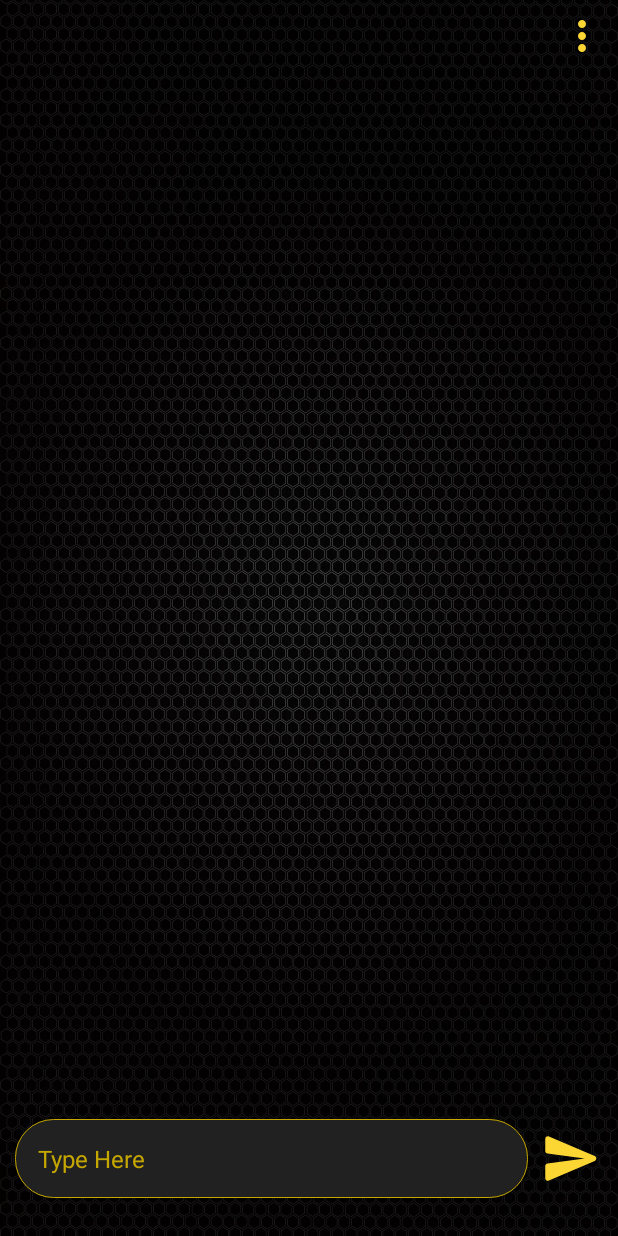
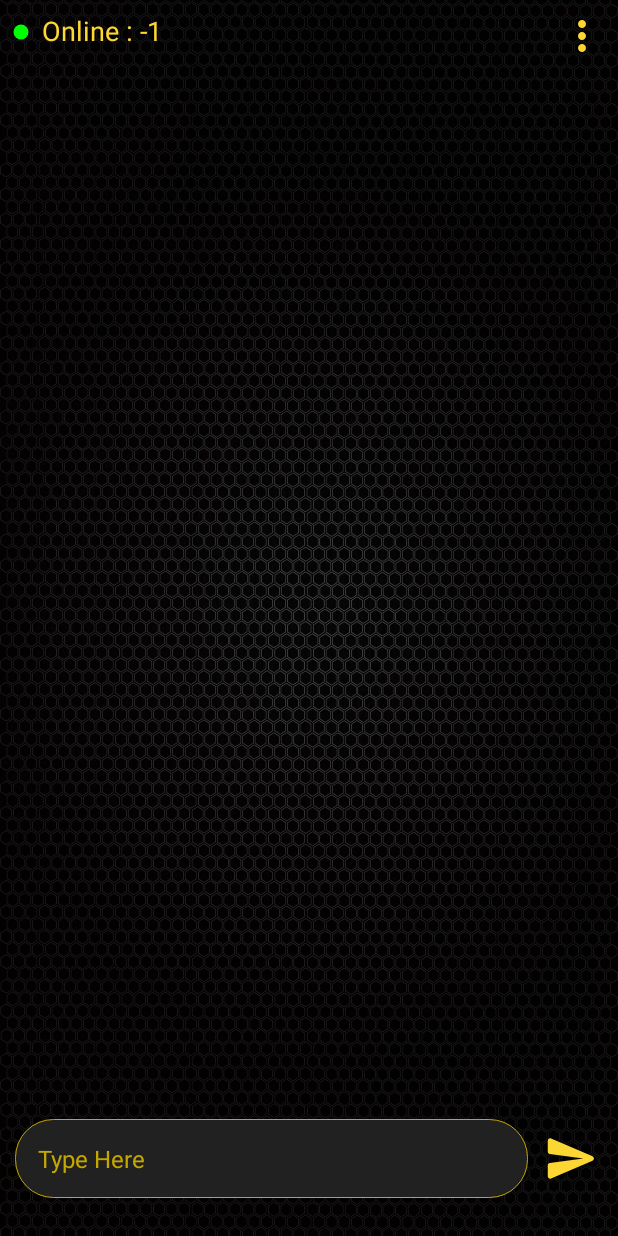
Before and after one commit to snehashis365/Hello_World, an Android app: the screen it shows after launch once a user with an empty profile is signed in (ChatRoom), on a phone screen of 412 x 824 dp. Run offline under Robolectric (Android 15) with nearby library versions, the phone set to English and light mode, and no system bars; our stand-ins replace Firebase (no records; nobody signed in at launch, a user with empty details on screens opened directly).

Commit message:
Major UI Revamp Added Online counter Added Typing stat Fixed chat bubbles Remove username from chatroom

```diff
--- a/app/src/main/java/com/snehashis/helloworld/ChatRoom.kt
+++ b/app/src/main/java/com/snehashis/helloworld/ChatRoom.kt
@@ -3,8 +3,13 @@ package com.snehashis.helloworld
 import android.content.Intent
 import androidx.appcompat.app.AppCompatActivity
 import android.os.Bundle
+import android.os.CountDownTimer
+import android.text.Editable
+import android.text.TextWatcher
 import android.util.Log
 import android.view.HapticFeedbackConstants
+import android.view.View
+import android.widget.TextView
 import android.widget.Toast
 import androidx.appcompat.widget.PopupMenu
 import androidx.recyclerview.widget.LinearLayoutManager
@@ -18,26 +23,27 @@ import java.util.*
 import kotlin.collections.HashMap
 
 private const val MESSAGE_COLLECTION_KEY = "Messages"
+private const val ONLINE_COLLECTION_KEY = "Active_Users"
+private const val TYPING_COLLECTION_KEY = "User_Typing"
 private const val KEY_USER = "user"
 private const val KEY_MESSAGE = "message"
 private const val KEY_TIME = "timeStamp"
 private const val KEY_UID = "uid"
+private const val KEY_TYPING = "isTyping"
 
 var messageList = mutableListOf<Message>()
 
 private lateinit var mAuth : FirebaseAuth
 private val fireStoreReference : FirebaseFirestore = FirebaseFirestore.getInstance()
 private val messageCollection = fireStoreReference.collection(MESSAGE_COLLECTION_KEY)
+private val onlineUsersCollection = fireStoreReference.collection(ONLINE_COLLECTION_KEY)
+private val typingUsersCollection = fireStoreReference.collection(TYPING_COLLECTION_KEY)
 
 class ChatRoom : AppCompatActivity() {
     override fun onCreate(savedInstanceState: Bundle?) {
         super.onCreate(savedInstanceState)
         setContentView(R.layout.activity_chat_room)
         mAuth = FirebaseAuth.getInstance()
-        if (mAuth.currentUser!!.isAnonymous)
-            userNameHeader.text = "Anonymous: " + mAuth.currentUser!!.displayName
-        else
-            userNameHeader.text = mAuth.currentUser!!.displayName
         val chatBoxAdapter = MessageAdapter(this, messageList)
         chatBoxView.adapter = chatBoxAdapter
         val chatBoxViewLayoutManager = LinearLayoutManager(this)
@@ -73,13 +79,50 @@ class ChatRoom : AppCompatActivity() {
             }
             popupMenu.show()
         }
+        messageInput.afterTextChangedDelayed {
+            val map = HashMap<String, Boolean>()
+            map["isTyping"] = false
+            val user = mAuth.currentUser
+            typingUsersCollection.document(user!!.uid).set(map)
+        }
 
+
+    }
+
+    fun TextView.afterTextChangedDelayed(afterTextChanged: (String) -> Unit) {
+        this.addTextChangedListener(object : TextWatcher {
+            var timer: CountDownTimer? = null
+
+            override fun beforeTextChanged(p0: CharSequence?, p1: Int, p2: Int, p3: Int) {}
+
+            override fun onTextChanged(p0: CharSequence?, p1: Int, p2: Int, p3: Int) {}
+
+            override fun afterTextChanged(editable: Editable?) {
+                val map = HashMap<String, Boolean>()
+                map["isTyping"] = true
+                val user = mAuth.currentUser
+                typingUsersCollection.document(user!!.uid).set(map)
+                timer?.cancel()
+                timer = object : CountDownTimer(3000, 1500) {
+                    override fun onTick(millisUntilFinished: Long) {}
+                    override fun onFinish() {
+                        afterTextChanged.invoke(editable.toString())
+                    }
+                }.start()
+            }
+        })
     }
 
     override fun onStart() {
         super.onStart()
         if(mAuth.currentUser == null)
             finish()
+        else {
+            val user = mAuth.currentUser
+            val map = HashMap<String,String>()
+            map["uid"] = user!!.uid
+            onlineUsersCollection.document(user.uid).set(map)
+        }
         messageCollection.orderBy(KEY_TIME, Query.Direction.ASCENDING).addSnapshotListener(this, EventListener { value, error ->
             if (error != null){
                 Log.e("SnapshotListener Error","Exception", error)
@@ -99,5 +142,52 @@ class ChatRoom : AppCompatActivity() {
                 }
             }
         })
+        onlineUsersCollection.addSnapshotListener(this, EventListener { value, error ->
+            if (error != null){
+                Log.e("SnapshotListener Error","Exception", error)
+                return@EventListener
+            }
+            else if (value != null){
+                var count = -1
+                for(document in value)
+                    count++
+                onlineUserCount.text = "Online : " + count
+            }
+        })
+
+        typingUsersCollection.addSnapshotListener(this, EventListener { value, error ->
+            if (error != null){
+                Log.e("SnapshotListener Error","Exception", error)
+                return@EventListener
+            }
+            else if (value != null){
+                var count = 0
+                for (document in value){
+                    val isTyping = document.getBoolean(KEY_TYPING)
+                    val user = mAuth.currentUser
+                    if(document.id == user!!.uid)
+                        continue
+                    if(isTyping!!)
+                        count++
+                }
+                when(count){
+                    0 -> typingView.visibility = View.GONE
+                    1 -> {
+                        typingView.visibility = View.VISIBLE
+                        typingView.text = "Someone is typing..."
+                    }
+                    else -> {
+                        typingView.visibility = View.VISIBLE
+                        typingView.text = "Many People are typing..."
+                    }
+                }
+            }
+        })
+    }
+
+    override fun onStop() {
+        super.onStop()
+        val user = mAuth.currentUser
+        onlineUsersCollection.document(user!!.uid).delete()
     }
 }
--- a/app/src/main/java/com/snehashis/helloworld/MainActivity.kt
+++ b/app/src/main/java/com/snehashis/helloworld/MainActivity.kt
@@ -97,12 +97,13 @@ class MainActivity : AppCompatActivity() {
                     firebaseAuthWithGoogle(account.idToken!!)
                 } catch (e: ApiException) {
                     // Google Sign In failed, update UI appropriately
+                    Toast.makeText(this, e.message, Toast.LENGTH_SHORT).show()
                     Log.w(TAG, "Google sign in failed", e)
                     // ...
                 }
             }
             else{
-                Log.w(TAG,task.exception.toString())
+                Log.e(TAG,task.exception.toString())
             }
         }
     }
@@ -113,12 +114,15 @@ class MainActivity : AppCompatActivity() {
             .addOnCompleteListener(this) { task ->
                 if (task.isSuccessful) {
                     // Sign in success, update UI with the signed-in user's information
+
                     Log.d(TAG, "signInWithCredential:success")
+                    Toast.makeText(this, "Sign in success", Toast.LENGTH_SHORT).show()
                     startActivity(Intent(this, ChatRoom::class.java))
                     finish()
                 } else {
                     // If sign in fails, display a message to the user.
                     Log.w(TAG, "signInWithCredential:failure", task.exception)
+                    Toast.makeText(this, "Signin failed", Toast.LENGTH_SHORT).show()
                     // ...
                 }
 
--- a/app/src/main/java/com/snehashis/helloworld/MessageAdapter.kt
+++ b/app/src/main/java/com/snehashis/helloworld/MessageAdapter.kt
@@ -22,6 +22,7 @@ class MessageAdapter(val context: Context, private val messageList: MutableList<
         val textMessage : TextView = view.textMessage
         val time : TextView = view.time
         val messageBody : LinearLayout = view.messageBody
+        val messageBodyHolder : LinearLayout = view.messageBodyHolder
     }
 
     override fun onCreateViewHolder(parent: ViewGroup, viewType: Int): MessageViewHolder {
@@ -37,11 +38,14 @@ class MessageAdapter(val context: Context, private val messageList: MutableList<
         if (currentUid != message.uid) {
             holder.userNameLabel.text = message.user
             holder.messageBody.background = context.getDrawable(R.drawable.chat_incoming)
+            holder.userNameLabel.gravity = Gravity.LEFT
+            holder.messageBodyHolder.gravity = Gravity.LEFT
         }
         else {
             holder.userNameLabel.text = "You"
             holder.messageBody.background = context.getDrawable(R.drawable.chat_outgoing)
             holder.userNameLabel.gravity = Gravity.RIGHT
+            holder.messageBodyHolder.gravity = Gravity.RIGHT
         }
         holder.textMessage.text = message.text
         val calendar = Calendar.getInstance()
--- a/app/src/main/res/drawable/chat_incoming.xml
+++ b/app/src/main/res/drawable/chat_incoming.xml
@@ -1,5 +1,5 @@
 <?xml version="1.0" encoding="utf-8"?>
 <shape xmlns:android="http://schemas.android.com/apk/res/android">
-    <gradient android:angle="0" android:startColor="@color/primaryDarkColor" android:endColor="@color/primaryColor"/>
-    <corners android:bottomRightRadius="20dp" android:topRightRadius="20dp" android:topLeftRadius="15dp"/>
+    <gradient android:angle="0" android:startColor="@color/primaryColor" android:endColor="@color/primaryDarkColor"/>
+    <corners android:bottomRightRadius="20dp" android:topRightRadius="20dp" android:bottomLeftRadius="20dp"/>
 </shape>
--- a/app/src/main/res/drawable/chat_outgoing.xml
+++ b/app/src/main/res/drawable/chat_outgoing.xml
@@ -1,5 +1,5 @@
 <?xml version="1.0" encoding="utf-8"?>
 <shape xmlns:android="http://schemas.android.com/apk/res/android">
-    <gradient android:angle="0" android:startColor="@color/primaryColor" android:endColor="@color/primaryDarkColor"/>
-    <corners android:bottomLeftRadius="20dp" android:topLeftRadius="20dp" android:topRightRadius="15dp"/>
+    <gradient android:angle="0" android:startColor="@color/primaryDarkColor" android:endColor="@color/primaryColor"/>
+    <corners android:bottomLeftRadius="20dp" android:topLeftRadius="20dp" android:bottomRightRadius="20dp"/>
 </shape>
--- /dev/null
+++ b/app/src/main/res/drawable/ic_online.xml
@@ -0,0 +1,5 @@
+<vector android:height="12dp" android:tint="#00FF02"
+    android:viewportHeight="24" android:viewportWidth="24"
+    android:width="12dp" xmlns:android="http://schemas.android.com/apk/res/android">
+    <path android:fillColor="@android:color/white" android:pathData="M12,12m-10,0a10,10 0,1 1,20 0a10,10 0,1 1,-20 0"/>
+</vector>
--- a/app/src/main/res/layout/activity_chat_room.xml
+++ b/app/src/main/res/layout/activity_chat_room.xml
@@ -4,20 +4,37 @@
     xmlns:tools="http://schemas.android.com/tools"
     android:layout_width="match_parent"
     android:layout_height="match_parent"
+    android:animateLayoutChanges="true"
     android:background="@drawable/chat_wallpaper"
     tools:context=".ChatRoom">
 
     <TextView
-        android:id="@+id/userNameHeader"
+        android:id="@+id/onlineUserCount"
         android:layout_width="wrap_content"
         android:layout_height="0dp"
         android:layout_marginStart="8dp"
         android:layout_marginTop="8dp"
-        android:text="User"
+        android:layout_marginBottom="8dp"
+        android:drawableLeft="@drawable/ic_online"
+        android:drawablePadding="8dp"
+        android:text="Online : 5"
         android:textColor="@color/primaryTextColor"
         android:textSize="18sp"
         app:layout_constraintBottom_toTopOf="@+id/chatBoxView"
         app:layout_constraintStart_toStartOf="parent"
+        app:layout_constraintTop_toTopOf="parent" />
+
+    <TextView
+        android:id="@+id/typingView"
+        android:layout_width="wrap_content"
+        android:layout_height="wrap_content"
+        android:layout_marginStart="10dp"
+        android:layout_marginTop="8dp"
+        android:layout_marginBottom="8dp"
+        android:text="Someone is typing..."
+        android:visibility="gone"
+        app:layout_constraintBottom_toTopOf="@+id/chatBoxView"
+        app:layout_constraintStart_toEndOf="@+id/onlineUserCount"
         app:layout_constraintTop_toTopOf="parent" />
 
     <ImageView
@@ -79,6 +96,7 @@
             android:layout_marginLeft="8dp"
             android:clickable="true"
             android:foreground="?attr/selectableItemBackgroundBorderless"
+            android:padding="2dp"
             app:srcCompat="@drawable/ic_round_send" />
     </LinearLayout>
 
```
Also changed, not shown: app/src/main/res/layout/message_layout.xml (+14 -2 lines).
